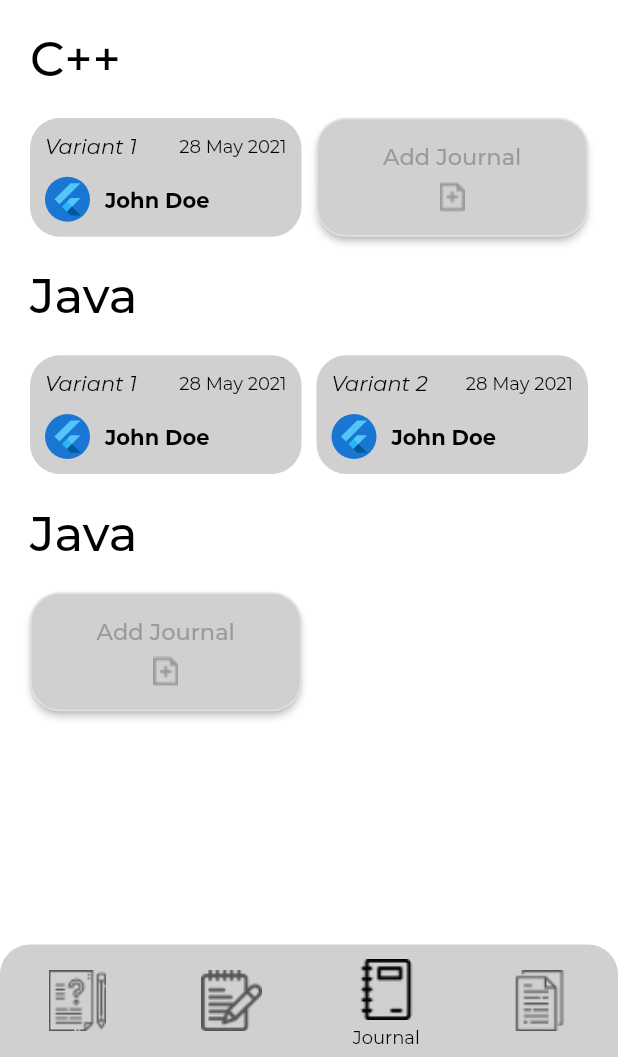
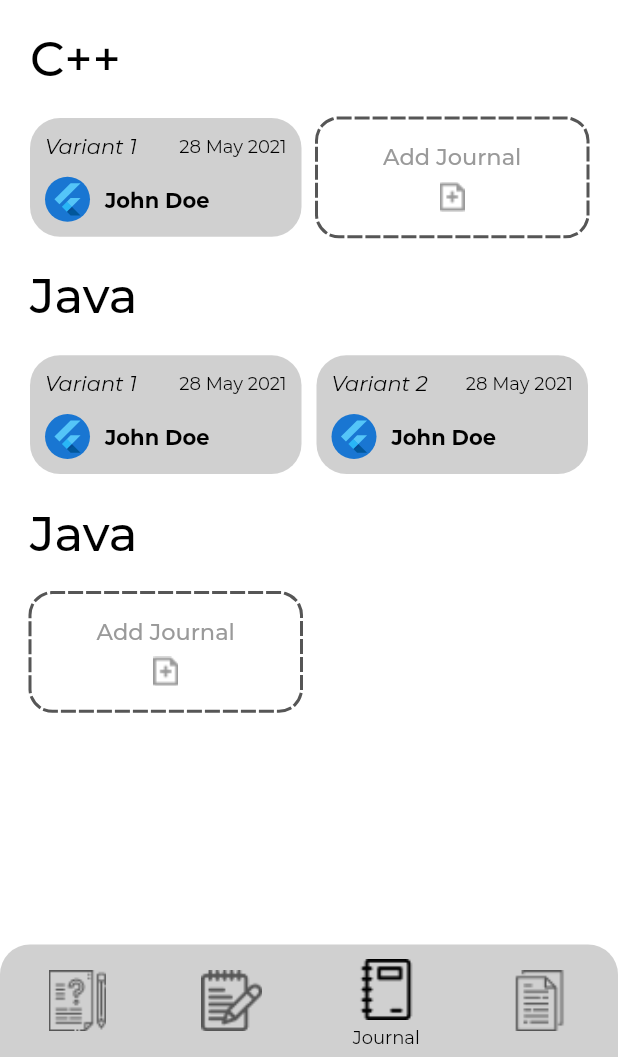
Before and after one commit to pramodksh/paper-for-peers, a Flutter app: the screen it shows after launch, item 3 of the bottom bar chosen, on a phone screen of 412 x 824 dp, the part 179-1236 px from its top. Run offline on Flutter 3.47's test engine with Material 2 defaults, Android fonts, the phone set to English and light mode, and no system bars; drawn by our look-alikes of dotted_border; our stand-ins replace flutter_rating_bar, page_indicator, shared_preferences; missing offline and left inert: advance_pdf_viewer; project files that could hold a hidden picture were left out.

Commit message:
dashboard - fixed add notes widget

```diff
--- a/lib/modules/dashboard/notes/notes.dart
+++ b/lib/modules/dashboard/notes/notes.dart
@@ -174,6 +174,15 @@ class _NotesState extends State<Notes> {
                 rating: 3.5,
                 uploadedOn: DateTime.now(),
               ),
+              SizedBox(height: 20,),
+              getAddPostContainer(
+                context: context,
+                onPressed: () {},
+                label: "Add Notes",
+                containerWidth: MediaQuery.of(context).size.width,
+                containerHeight: 140,
+                containerMargin: 0,
+              ),
             ],
           ),
         ),
--- a/lib/modules/dashboard/shared/PDF_viewer_screen.dart
+++ b/lib/modules/dashboard/shared/PDF_viewer_screen.dart
@@ -284,7 +284,7 @@ class _PDFViewerScreenState extends State<PDFViewerScreen> {
       ));
       if (parameter.totalVariants < 2) {
         gridChildren.add(getAddPostContainer(
-          label: "Add",
+          label: "Add Syllabus Copy",
           onPressed: () {},
           context: context,
           isExpanded: true,
--- a/lib/modules/dashboard/utilities/utilities.dart
+++ b/lib/modules/dashboard/utilities/utilities.dart
@@ -69,64 +69,9 @@ Widget getAddPostContainer({
   double containerMargin = 20,
   double containerRadius = 15,
 }) {
-
   var themeChange = Provider.of<DarkThemeProvider>(context);
 
-  Widget button = ElevatedButton(
-    onPressed: onPressed,
-    style: ButtonStyle(
-      shape: MaterialStateProperty.all(RoundedRectangleBorder(
-        borderRadius: BorderRadius.all(Radius.circular(20)),
-        side: BorderSide(color: Colors.white38),
-      ))
-    ),
-    child:Column(
-      mainAxisAlignment: MainAxisAlignment.center,
-      children: [
-        Text(
-          label,
-          textAlign: TextAlign.center,
-          style: TextStyle(
-            fontSize: 15,
-            color: CustomColors.bottomNavBarUnselectedIconColor,
-            fontWeight: FontWeight.w500
-          ),
-        ),
-        SizedBox(height: 8,),
-        Image.asset(
-          DefaultAssets.addPostIcon,
-          color: CustomColors.bottomNavBarUnselectedIconColor,
-          scale: 0.9,
-        ),
-      ],
-    ),
-  );
-
-  Widget temp = Container(
-    alignment: Alignment.center,
-    child: Column(
-      mainAxisAlignment: MainAxisAlignment.center,
-      children: [
-        Text(
-            label,
-            textAlign: TextAlign.center,
-            style: TextStyle(
-              fontSize: 15,
-              color: CustomColors.bottomNavBarUnselectedIconColor,
-              fontWeight: FontWeight.w500,
-            )
-        ),
-        SizedBox(height: 8,),
-        Image.asset(
-          DefaultAssets.addPostIcon,
-          color: CustomColors.bottomNavBarUnselectedIconColor,
-          scale: 0.9,
-        ),
-      ],
-    ),
-  );
-
-  Widget dottedWidget = DottedBorder(
+  Widget dottedBorderContainer = DottedBorder(
     padding: EdgeInsets.zero,
     // todo check this glitch
     color: themeChange.isDarkTheme ? CustomColors.bottomNavBarUnselectedIconColor : CustomColors.lightModeBottomNavBarUnselectedIconColor,
@@ -135,25 +80,39 @@ Widget getAddPostContainer({
     strokeCap: StrokeCap.square,
     borderType: BorderType.RRect,
     radius: Radius.circular(containerRadius),
-    // todo choose
-    child: button,
-    // child: temp,
+    child: Container(
+      alignment: Alignment.center,
+      child: Column(
+        mainAxisAlignment: MainAxisAlignment.center,
+        children: [
+          Text(label, style: TextStyle(fontSize: 15, color: CustomColors.bottomNavBarUnselectedIconColor, fontWeight: FontWeight.w500)),
+          SizedBox(height: 8,),
+          Image.asset(
+            DefaultAssets.addPostIcon,
+            color: CustomColors.bottomNavBarUnselectedIconColor,
+            scale: 0.9,
+          ),
+        ],
+      ),
+    ),
   );
 
-  if (isExpanded) {
-    // todo choose
-    return button;
-    // return dottedWidget;
-    // return temp;
-  }
   return GestureDetector(
     onTap: onPressed,
-    child: Container(
-      height: containerHeight,
-      width: containerWidth,
-      // color: Colors.transparent,
-      margin: EdgeInsets.only(right: containerMargin),
-      child: button,
+    child: Builder(
+      builder: (context) {
+        if (isExpanded) {
+          return dottedBorderContainer;
+        } else {
+          return Container(
+            height: containerHeight,
+            width: containerWidth,
+            margin: EdgeInsets.only(right: containerMargin),
+            child: dottedBorderContainer,
+          );
+        }
+      },
     ),
   );
+
 }
```
